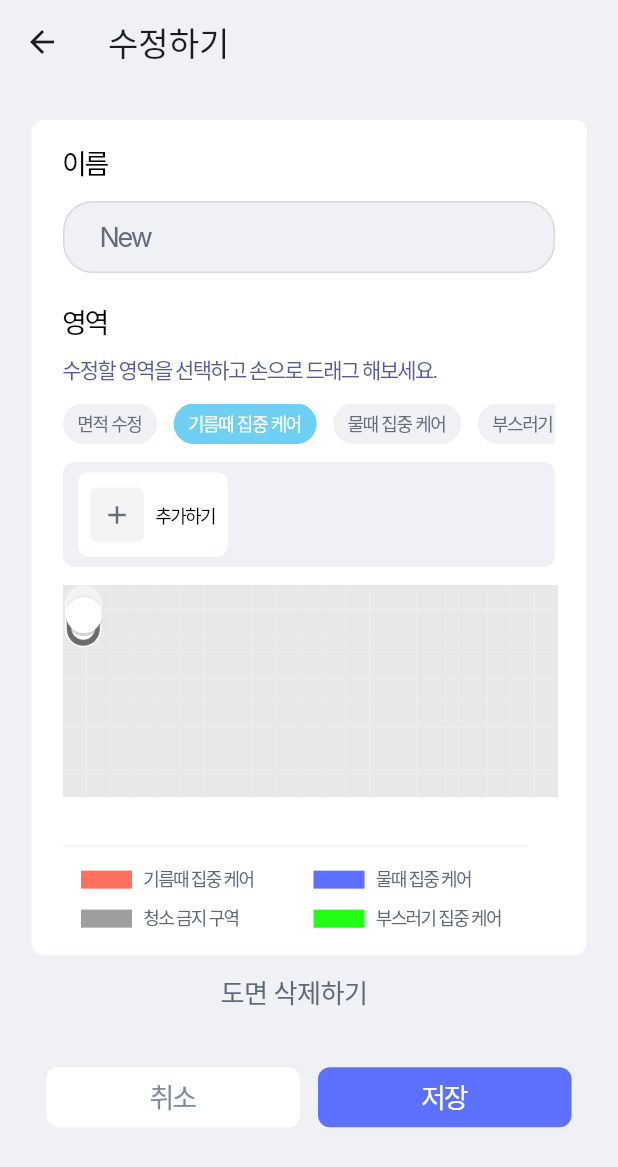
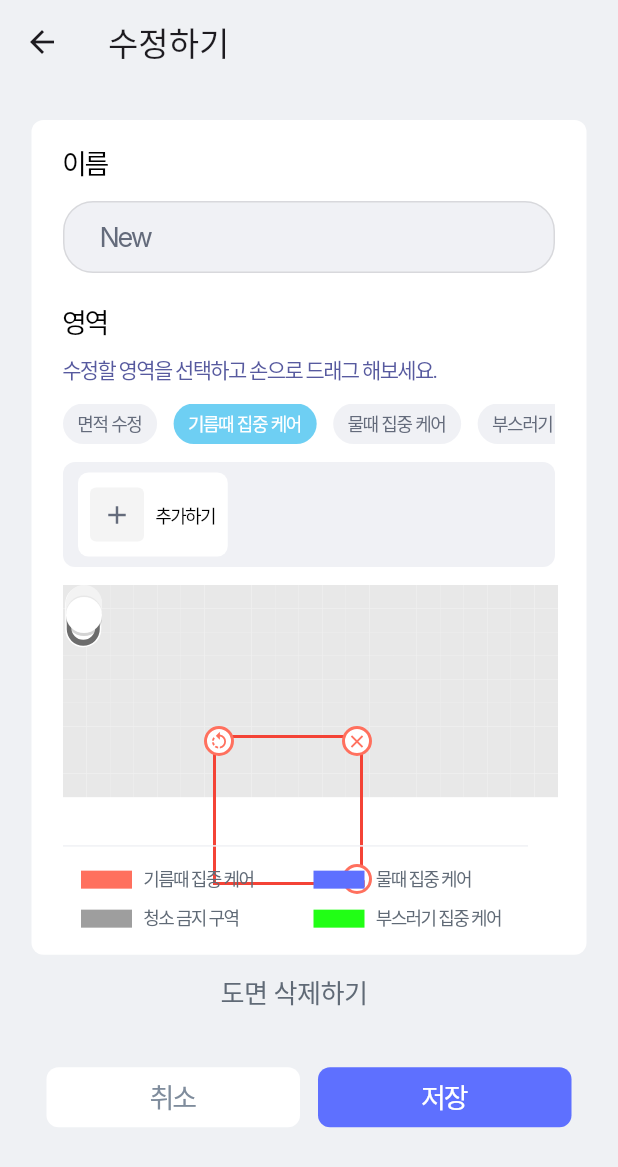
Before and after one commit to songga0/O2thinq, a Flutter app: the MapFixPage screen opened directly, after a tap on "기름때 집중 케어", on a phone screen of 412 x 824 dp. Shown: the top 1167 px of the screen. Run offline on Flutter 3.47's test engine with Material 3 defaults, Android fonts, the phone set to English and light mode, and no system bars; our stand-ins replace permission_handler; missing offline and left inert: flutter_reactive_ble; Roboto replaces fonts that are missing (Inter, One UI Sans APP VF).

Commit message:
[수정하기_기름때]

```diff
--- a/lib/mapfix.dart
+++ b/lib/mapfix.dart
@@ -1,3 +1,5 @@
+import 'dart:math';
+
 import 'package:flutter/material.dart';
 import 'package:o2thinq/cleaner.dart';
 import 'package:o2thinq/draw_map.dart';
@@ -35,11 +37,68 @@ class MapWhere extends StatefulWidget {
 class _MapWhereState extends State<MapWhere> {
   int selectedTagIndex = 0;
   int? selectedAreaIndex;
+  double boxTop = 100;
+  double boxLeft = 100;
+  double boxWidth = 100;
+  double boxHeight = 100;
+  double rotationAngle = 0;
 
+  @override
+  void initState() {
+    super.initState();
+
+    WidgetsBinding.instance.addPostFrameCallback((_) {
+      final mapData = widget.spaceTitle == '싱크대' ? kitchen : table;
+
+      int? startRow;
+      int? startCol;
+      outerLoop:
+      for (int r = 0; r < mapData.length; r++) {
+        for (int c = 0; c < mapData[r].length; c++) {
+          if (mapData[r][c] == 2) {
+            startRow = r;
+            startCol = c;
+            break outerLoop;
+          }
+        }
+      }
+      if (startRow == null || startCol == null) return;
+
+      final screenWidth = MediaQuery.of(context).size.width;
+      final screenHeight = MediaQuery.of(context).size.height;
+
+      final maxWidth = screenWidth * 0.9;
+      final maxHeight = screenHeight * 0.6;
+
+      int rowCount = mapData.length;
+      int colCount = mapData[0].length;
+
+      double squareWidth = maxWidth / colCount;
+      double squareHeight = maxHeight / rowCount;
+
+      double baseSize = squareWidth < squareHeight ? squareWidth : squareHeight;
+      double scaleFactor = 0.89;
+      double squareSize = baseSize * scaleFactor;
+
+      final connectedPoints = bfsFindConnectedRegion(mapData, startRow, startCol);
+
+      int minRow = connectedPoints.map((p) => p.x).reduce(min);
+      int maxRow = connectedPoints.map((p) => p.x).reduce(max);
+      int minCol = connectedPoints.map((p) => p.y).reduce(min);
+      int maxCol = connectedPoints.map((p) => p.y).reduce(max);
+
+      setState(() {
+        boxLeft = minCol * squareSize;
+        boxTop = minRow * squareSize;
+        boxWidth = (maxCol - minCol + 1) * squareSize;
+        boxHeight = (maxRow - minRow + 1) * squareSize;
+      });
+      });}
   @override
   Widget build(BuildContext context) {
     // 공간 이름에 따라 맵 데이터 선택
     final mapData = widget.spaceTitle == '싱크대' ? kitchen : table;
+
 
     return Padding(
       padding: const EdgeInsets.symmetric(horizontal: 21),
@@ -82,6 +141,127 @@ class _MapWhereState extends State<MapWhere> {
                   clipBehavior: Clip.none,
                   children: [
                     DrawMap(mapData),
+                    if (selectedTagIndex == 1)
+                    Positioned(
+  top: boxTop,
+  left: boxLeft,
+  child: GestureDetector(
+    onPanUpdate: (details) {
+      setState(() {
+        boxLeft += details.delta.dx;
+        boxTop += details.delta.dy;
+      });
+    },
+    child: Transform.rotate(
+      angle: rotationAngle,
+      child: Stack(
+        clipBehavior: Clip.none, // 꼭 필요!
+        children: [
+          Container(
+            width: boxWidth,
+            height: boxHeight,
+            decoration: BoxDecoration(
+              border: Border.all(color: Colors.red, width: 2),
+             color: Colors.transparent,
+            ),
+          ),
+          // ⬇ 이 부분이 핸들 동그라미
+          Positioned(
+            right: -6, // 바깥쪽으로 절반 만큼 이동 (24 / 2)
+            bottom: -6,
+            child: GestureDetector(
+              onPanUpdate: (details) {
+                setState(() {
+                  boxWidth += details.delta.dx;
+                  boxHeight += details.delta.dy;
+                  boxWidth = boxWidth.clamp(50, double.infinity);
+                  boxHeight = boxHeight.clamp(50, double.infinity);
+                });
+              },
+              child: Container(
+                width: 20,
+                height: 20,
+                decoration: BoxDecoration(
+                  shape: BoxShape.circle,
+                  color: Colors.white,
+                  border: Border.all(color: Color(0xFFFF705E), width: 2),
+                ),
+                child: Transform.rotate(
+        angle: 3.14/2, // 180도 회전 → ↘ → ↖
+        child: const Icon(
+      Icons.open_in_full,
+      size: 14,
+      color: Color(0xFFFF705E),
+        ),
+      ),
+              ),
+            ),
+          ),Positioned(
+        top: -6,  // 오른쪽 위니까 top 과 right 사용
+        right: -6,
+        child: GestureDetector(
+      onTap: () {
+        // 삭제 동작 처리
+        setState(() {
+          // 예: 박스 크기, 위치 초기화 또는 박스 숨기기
+          boxWidth = 0;
+          boxHeight = 0;
+          boxLeft = 0;
+          boxTop = 0;
+        });
+      },
+      child: Container(
+        width: 20,
+        height: 20,
+        decoration: BoxDecoration(
+          shape: BoxShape.circle,
+          color: Colors.white,
+          border: Border.all(color: Color(0xFFFF705E), width: 2),
+        ),
+        child: Icon(
+          Icons.close,
+          size: 14,
+          color: Color(0xFFFF705E),
+        ),
+      ),
+        ),
+      ),// 왼쪽 위 회전 동그라미
+      Positioned(
+        top: -6,
+        left: -6,
+        child: GestureDetector(
+      onPanUpdate: (details) {
+        setState(() {
+          rotationAngle += (details.delta.dx + details.delta.dy) * 0.01;
+        });
+      },
+      child: Container(
+        width: 20,
+        height: 20,
+        decoration: BoxDecoration(
+          shape: BoxShape.circle,
+          color: Colors.white,
+          border: Border.all(color: Color(0xFFFF705E), width: 2),
+        ),
+        child: const Icon(
+          Icons.rotate_left,
+          size: 14,
+          color: Color(0xFFFF705E),
+        ),
+      ),
+        ),
+      ),
+
+
+        ],
+      ),
+    ),
+  ),
+)
+else
+      const SizedBox.shrink(),
+
+
                     Positioned(
                       top: 10,
                       left: -6,
@@ -777,4 +957,40 @@ Widget _buildOilAreaPreview() {
       ],
     );
   }
+
 }
+
+Set<Point<int>> bfsFindConnectedRegion(List<List<int>> mapData, int startRow, int startCol) {
+  final rows = mapData.length;
+  final cols = mapData[0].length;
+  final directions = [
+    Point(1, 0),
+    Point(-1, 0),
+    Point(0, 1),
+    Point(0, -1),
+  ];
+
+  final visited = <Point<int>>{};
+  final queue = <Point<int>>[];
+
+  final start = Point(startRow, startCol);
+  queue.add(start);
+  visited.add(start);
+
+  while (queue.isNotEmpty) {
+    final current = queue.removeAt(0);
+    for (var d in directions) {
+      final nr = current.x + d.x;
+      final nc = current.y + d.y;
+      final neighbor = Point(nr, nc);
+
+      if (nr >= 0 && nr < rows && nc >= 0 && nc < cols) {
+        if (!visited.contains(neighbor) && mapData[nr][nc] == 2) {
+          queue.add(neighbor);
+          visited.add(neighbor);
+        }
+      }
+    }
+  }
+  return visited;
+}
```
